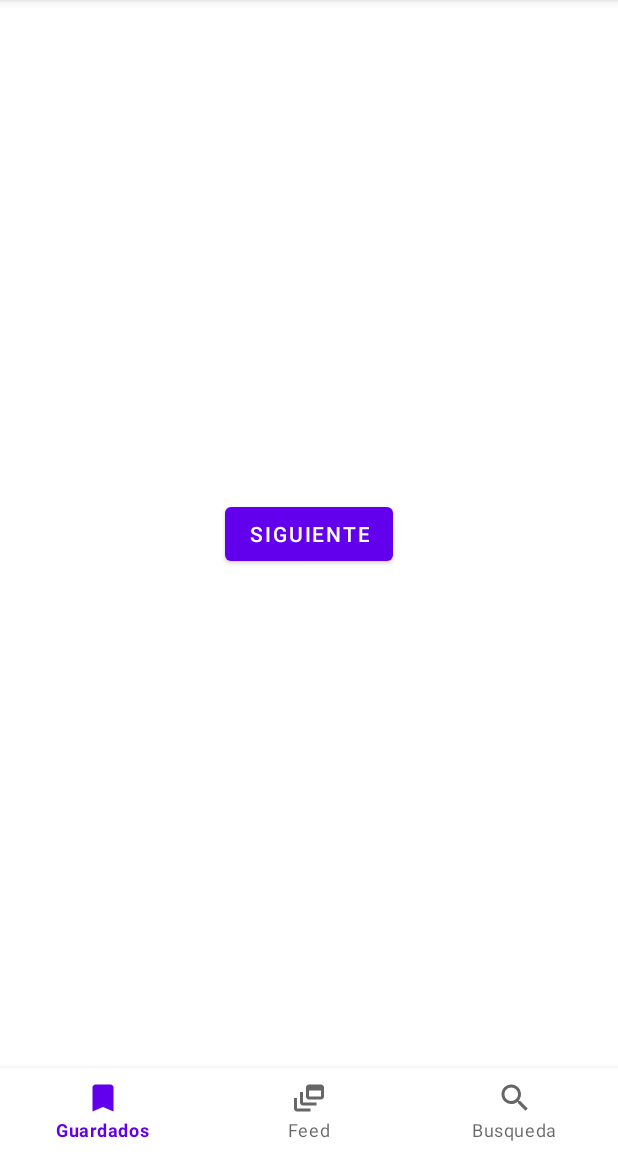
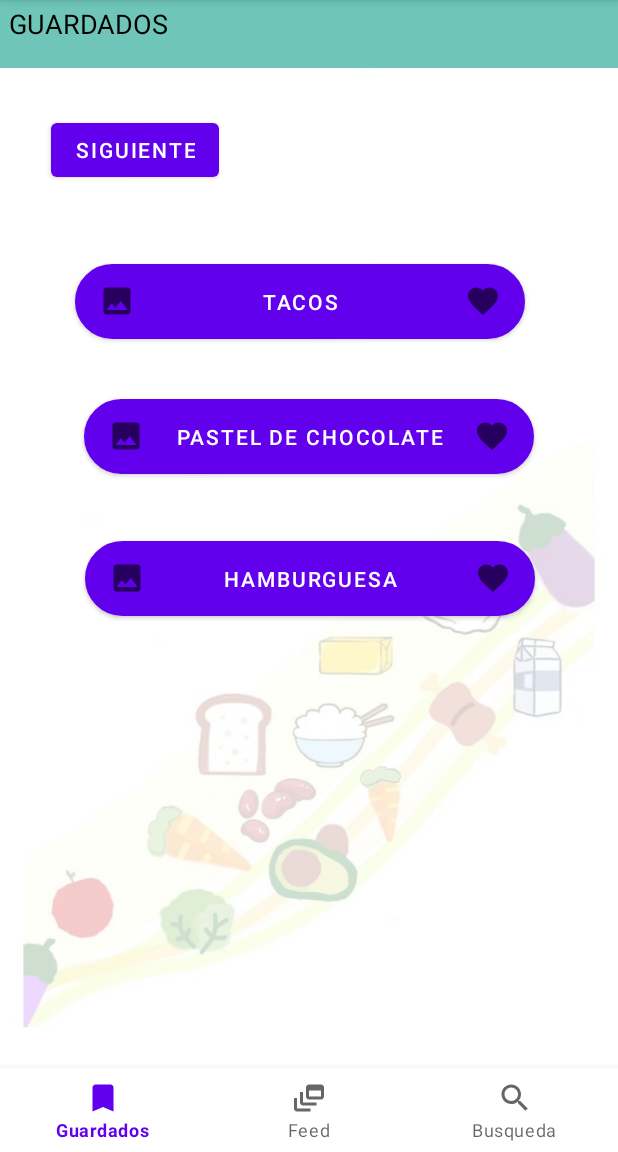
Before and after one commit to Mkefs/EatGood, an Android app: the screen it shows after launch (MainActivity), on a phone screen of 412 x 824 dp, the part 84-1236 px from its top. Run offline under Robolectric (Android 15) with nearby library versions, the phone set to English and light mode, and no system bars; our stand-ins replace Room's generated code.

Commit message:
hice el homelayout

```diff
--- /dev/null
+++ b/app/src/main/res/drawable/boton_redondeado.xml
@@ -0,0 +1,6 @@
+<?xml version="1.0" encoding="utf-8"?>
+<shape xmlns:android="http://schemas.android.com/apk/res/android">
+    <solid android:color="#f8b323"/>
+    <corners android:radius="100dp" />
+    <stroke android:color="@color/black" android:width="3dp"/>
+</shape>
--- /dev/null
+++ b/app/src/main/res/drawable/ic_baseline_favorite_24.xml
@@ -0,0 +1,10 @@
+<vector xmlns:android="http://schemas.android.com/apk/res/android"
+    android:width="24dp"
+    android:height="24dp"
+    android:viewportWidth="24"
+    android:viewportHeight="24"
+    android:tint="?attr/colorControlNormal">
+  <path
+      android:fillColor="@android:color/white"
+      android:pathData="M12,21.35l-1.45,-1.32C5.4,15.36 2,12.28 2,8.5 2,5.42 4.42,3 7.5,3c1.74,0 3.41,0.81 4.5,2.09C13.09,3.81 14.76,3 16.5,3 19.58,3 22,5.42 22,8.5c0,3.78 -3.4,6.86 -8.55,11.54L12,21.35z"/>
+</vector>
--- /dev/null
+++ b/app/src/main/res/drawable/ic_baseline_insert_photo_24.xml
@@ -0,0 +1,10 @@
+<vector xmlns:android="http://schemas.android.com/apk/res/android"
+    android:width="24dp"
+    android:height="24dp"
+    android:viewportWidth="24"
+    android:viewportHeight="24"
+    android:tint="?attr/colorControlNormal">
+  <path
+      android:fillColor="@android:color/white"
+      android:pathData="M21,19V5c0,-1.1 -0.9,-2 -2,-2H5c-1.1,0 -2,0.9 -2,2v14c0,1.1 0.9,2 2,2h14c1.1,0 2,-0.9 2,-2zM8.5,13.5l2.5,3.01L14.5,12l4.5,6H5l3.5,-4.5z"/>
+</vector>
--- a/app/src/main/res/layout/home_layout.xml
+++ b/app/src/main/res/layout/home_layout.xml
@@ -1,9 +1,33 @@
 <?xml version="1.0" encoding="utf-8"?>
-<androidx.constraintlayout.widget.ConstraintLayout xmlns:android="http://schemas.android.com/apk/res/android"
+<androidx.constraintlayout.widget.ConstraintLayout
+xmlns:android="http://schemas.android.com/apk/res/android"
     xmlns:app="http://schemas.android.com/apk/res-auto"
     xmlns:tools="http://schemas.android.com/tools"
     android:layout_width="match_parent"
-    android:layout_height="match_parent">
+    android:layout_height="match_parent"
+    android:background="@drawable/fondoapp"
+    android:orientation="vertical">
+
+    <TextView
+        android:id="@+id/textView2"
+        android:layout_width="413dp"
+        android:layout_height="45dp"
+        android:background="#6EC5B8"
+        android:backgroundTint="#6EC5B8"
+        android:includeFontPadding="false"
+        android:paddingLeft="6sp"
+        android:paddingTop="6sp"
+        android:paddingRight="6sp"
+        android:text="GUARDADOS"
+        android:textAlignment="textStart"
+        android:textColor="#000000"
+        android:textSize="18sp"
+        app:layout_constraintBottom_toBottomOf="parent"
+        app:layout_constraintEnd_toEndOf="parent"
+        app:layout_constraintHorizontal_bias="0.0"
+        app:layout_constraintStart_toStartOf="parent"
+        app:layout_constraintTop_toTopOf="parent"
+        app:layout_constraintVertical_bias="0.0" />
 
     <Button
         android:id="@+id/btnSwitch"
@@ -12,7 +36,51 @@
         android:text="Siguiente"
         app:layout_constraintBottom_toBottomOf="parent"
         app:layout_constraintEnd_toEndOf="parent"
+        app:layout_constraintHorizontal_bias="0.113"
         app:layout_constraintStart_toStartOf="parent"
-        app:layout_constraintTop_toTopOf="parent" />
+        app:layout_constraintTop_toTopOf="parent"
+        app:layout_constraintVertical_bias="0.114" />
+
+    <Button
+        android:id="@+id/button"
+        android:layout_width="300dp"
+        android:layout_height="50dp"
+        android:layout_marginStart="16dp"
+        android:layout_marginTop="52dp"
+        android:background="@drawable/boton_redondeado"
+        android:drawableLeft="@drawable/ic_baseline_insert_photo_24"
+        android:drawableRight="@drawable/ic_baseline_favorite_24"
+        android:orientation="vertical"
+        android:text="Tacos"
+        app:layout_constraintStart_toStartOf="@+id/btnSwitch"
+        app:layout_constraintTop_toBottomOf="@+id/btnSwitch" />
+
+    <Button
+        android:id="@+id/button3"
+        android:layout_width="300dp"
+        android:layout_height="50dp"
+        android:background="@drawable/boton_redondeado"
+        android:drawableLeft="@drawable/ic_baseline_insert_photo_24"
+        android:drawableRight="@drawable/ic_baseline_favorite_24"
+        android:text="Hamburguesa"
+        app:layout_constraintBottom_toBottomOf="parent"
+        app:layout_constraintEnd_toEndOf="parent"
+        app:layout_constraintHorizontal_bias="0.504"
+        app:layout_constraintStart_toStartOf="parent"
+        app:layout_constraintTop_toBottomOf="@+id/button2"
+        app:layout_constraintVertical_bias="0.129" />
+
+    <Button
+        android:id="@+id/button2"
+        android:layout_width="300dp"
+        android:layout_height="50dp"
+        android:layout_marginTop="40dp"
+        android:background="@drawable/boton_redondeado"
+        android:drawableLeft="@drawable/ic_baseline_insert_photo_24"
+        android:drawableRight="@drawable/ic_baseline_favorite_24"
+        android:text="Pastel de chocolate"
+        app:layout_constraintEnd_toEndOf="parent"
+        app:layout_constraintStart_toStartOf="parent"
+        app:layout_constraintTop_toBottomOf="@+id/button" />
 
 </androidx.constraintlayout.widget.ConstraintLayout>
```
Also changed, not shown: app/src/main/res/drawable/fondoapp.jpg (added).
